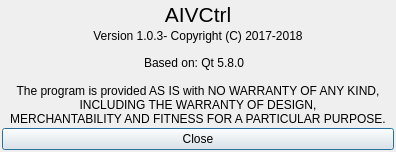
Qt form aivctrl/about.ui (ptstream/QtUPnP) before a commit.
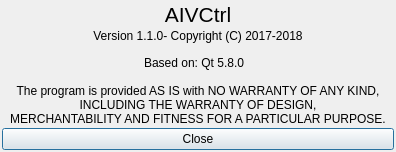
The same form after that commit. Icons and pictures are not drawn.

Diff of the .ui file:
```diff
--- a/aivctrl/about.ui
+++ b/aivctrl/about.ui
@@ -51,7 +51,7 @@
    <item>
     <widget class="QLabel" name="m_version">
      <property name="text">
-      <string>Version 1.0.3- Copyright (C) 2017-2018</string>
+      <string>Version 1.1.0- Copyright (C) 2017-2018</string>
      </property>
      <property name="alignment">
       <set>Qt::AlignCenter</set>
```
